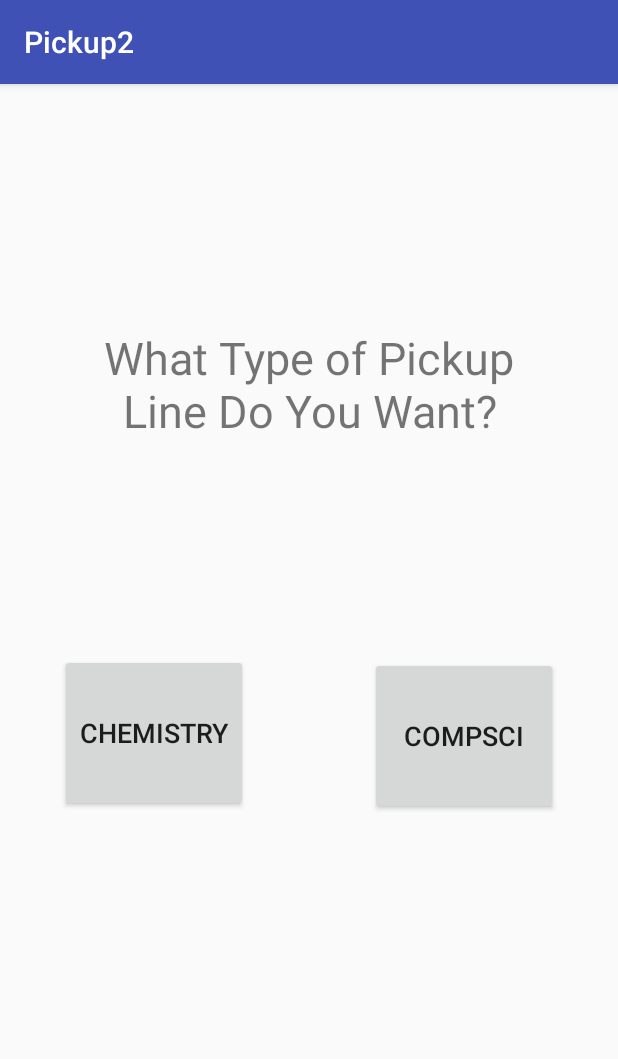
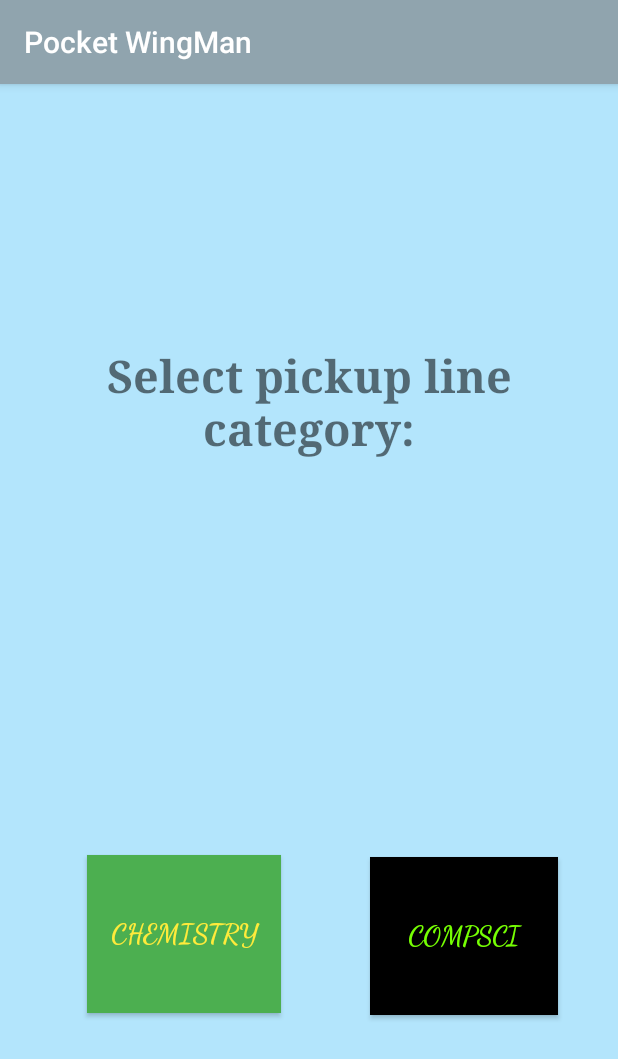
Before and after one commit to stevenyen25/Pickup, an Android app: the choiceActivity screen opened directly, with no data from a screen before it, on a phone screen of 412 x 824 dp. Shown: the top 1059 px of the screen. Run offline under Robolectric (Android 15) with nearby library versions, the phone set to English and light mode, and no system bars.

Commit message:
Update GUI pt 2

```diff
--- a/app/src/main/res/layout/activity_subject.xml
+++ b/app/src/main/res/layout/activity_subject.xml
@@ -4,23 +4,49 @@
     xmlns:app="http://schemas.android.com/apk/res-auto"
     xmlns:tools="http://schemas.android.com/tools"
     android:layout_width="match_parent"
-    android:layout_height="match_parent">
+    android:layout_height="match_parent"
+    android:background="@color/SkyBlue">
 
+    <TextView
+        android:id="@+id/choiceText"
+        android:layout_width="280dp"
+        android:layout_height="129dp"
+        android:layout_marginBottom="8dp"
+        android:layout_marginEnd="8dp"
+        android:layout_marginStart="8dp"
+        android:layout_marginTop="8dp"
+        android:fontFamily="serif"
+        android:gravity="center"
+        android:text="Select pickup line category:"
+        android:textSize="30sp"
+        android:textStyle="bold"
+        app:layout_constraintBottom_toBottomOf="parent"
+        app:layout_constraintEnd_toEndOf="parent"
+        app:layout_constraintStart_toStartOf="parent"
+        app:layout_constraintTop_toTopOf="parent"
+        app:layout_constraintVertical_bias="0.224" />
 
     <Button
         android:id="@+id/ChemButton"
-        android:layout_width="125dp"
+        android:layout_width="129dp"
         android:layout_height="105dp"
         android:layout_margin="40dp"
         android:layout_marginBottom="32dp"
-        android:layout_marginStart="36dp"
+        android:layout_marginEnd="8dp"
+        android:layout_marginStart="8dp"
         android:layout_marginTop="8dp"
+        android:background="@color/Green"
+        android:fontFamily="cursive"
+        android:textStyle="bold"
+        android:text="Chemistry"
+        android:textColor="@color/Yellow"
         android:textSize="18sp"
-        android:text="Chemistry"
         app:layout_constraintBottom_toBottomOf="parent"
+        app:layout_constraintEnd_toStartOf="@+id/CSButton"
+        app:layout_constraintHorizontal_bias="0.474"
         app:layout_constraintStart_toStartOf="parent"
         app:layout_constraintTop_toTopOf="parent"
-        app:layout_constraintVertical_bias="0.584" />
+        app:layout_constraintVertical_bias="0.814" />
 
     <Button
         android:id="@+id/CSButton"
@@ -30,28 +56,16 @@
         android:layout_marginBottom="32dp"
         android:layout_marginEnd="36dp"
         android:layout_marginTop="8dp"
+        android:background="@color/PitchBlack"
+        android:fontFamily="cursive"
+        android:textStyle="bold"
+        android:textColor="@color/NeonGreen"
         android:text="CompSci"
         android:textSize="18sp"
         app:layout_constraintBottom_toBottomOf="parent"
         app:layout_constraintEnd_toEndOf="parent"
         app:layout_constraintTop_toTopOf="parent"
-        app:layout_constraintVertical_bias="0.587" />
+        app:layout_constraintVertical_bias="0.816" />
 
-    <TextView
-        android:id="@+id/choiceText"
-        android:layout_width="276dp"
-        android:layout_height="129dp"
-        android:layout_marginBottom="8dp"
-        android:layout_marginEnd="8dp"
-        android:layout_marginStart="8dp"
-        android:layout_marginTop="8dp"
-        android:gravity="center"
-        android:text="What Type of Pickup Line Do You Want?"
-        android:textSize="30sp"
-        app:layout_constraintBottom_toBottomOf="parent"
-        app:layout_constraintEnd_toEndOf="parent"
-        app:layout_constraintStart_toStartOf="parent"
-        app:layout_constraintTop_toTopOf="parent"
-        app:layout_constraintVertical_bias="0.205" />
 
 </android.support.constraint.ConstraintLayout>
--- a/app/src/main/res/values/colors.xml
+++ b/app/src/main/res/values/colors.xml
@@ -3,4 +3,19 @@
     <color name="colorPrimary">#3F51B5</color>
     <color name="colorPrimaryDark">#303F9F</color>
     <color name="colorAccent">#FF4081</color>
+    <color name="BabyBlue">#11abf7</color>
+    <color name="MintGreen">#69F0AE</color>
+    <color name="PitchBlack">#000000</color>
+    <color name="NeonGreen">#76FF03</color>
+    <color name="LightBlue">#18FFFF</color>
+    <color name="Red">#F44336</color>
+    <color name="Orange">#FF9800</color>
+    <color name="SkyBlue">#B3E5FC</color>
+    <color name="DarkRed">#DD2C00</color>
+    <color name="White">#FFFFFF</color>
+    <color name="MintGreen2">#69F0AE</color>
+    <color name="Yellow">#FFEB3B</color>.
+    <color name="Green">#4CAF50</color>.
+    <color name="Grey">#90A4AE</color>.
+    <color name="DarkGrey">#607D8B</color>.
 </resources>
--- a/app/src/main/res/values/strings.xml
+++ b/app/src/main/res/values/strings.xml
@@ -1,3 +1,3 @@
 <resources>
-    <string name="app_name">Pickup2</string>
+    <string name="app_name">Pocket WingMan</string>
 </resources>
--- a/app/src/main/res/values/styles.xml
+++ b/app/src/main/res/values/styles.xml
@@ -3,8 +3,8 @@
     <!-- Base application theme. -->
     <style name="AppTheme" parent="Theme.AppCompat.Light.DarkActionBar">
         <!-- Customize your theme here. -->
-        <item name="colorPrimary">@color/colorPrimary</item>
-        <item name="colorPrimaryDark">@color/colorPrimaryDark</item>
+        <item name="colorPrimary">@color/Grey</item>
+        <item name="colorPrimaryDark">@color/DarkGrey</item>
         <item name="colorAccent">@color/colorAccent</item>
     </style>
 
```
Also changed, not shown: app/src/main/res/layout/activity_chem.xml (+29 -23 lines), app/src/main/res/layout/activity_cs.xml (+27 -24 lines), app/src/main/res/layout/activity_main.xml (+18 -13 lines).
